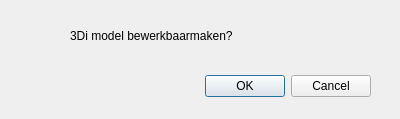
First picture: the form in edit3dischematisation/Edit3DiSchematisation_dialog_base.ui, repository threedi/beta-plugins, before the edit.
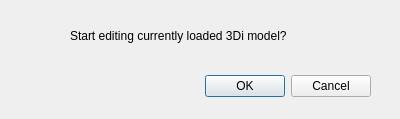
Second picture: the form after the edit.

```diff
--- a/edit3dischematisation/Edit3DiSchematisation_dialog_base.ui
+++ b/edit3dischematisation/Edit3DiSchematisation_dialog_base.ui
@@ -39,7 +39,7 @@
     </rect>
    </property>
    <property name="text">
-    <string>3Di model bewerkbaarmaken?</string>
+    <string>Start editing currently loaded 3Di model?</string>
    </property>
   </widget>
  </widget>
```
